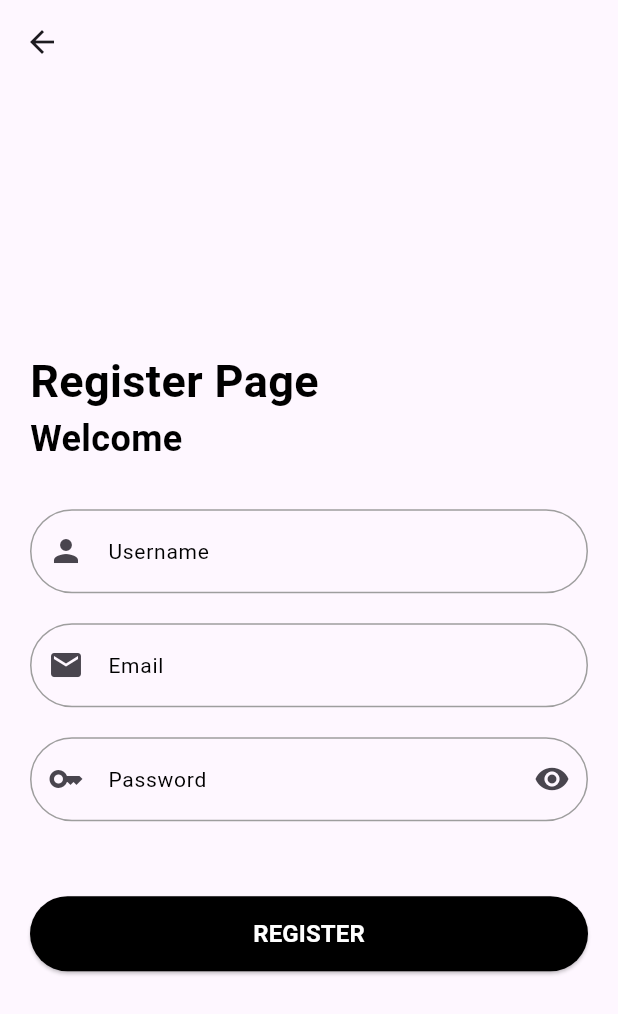
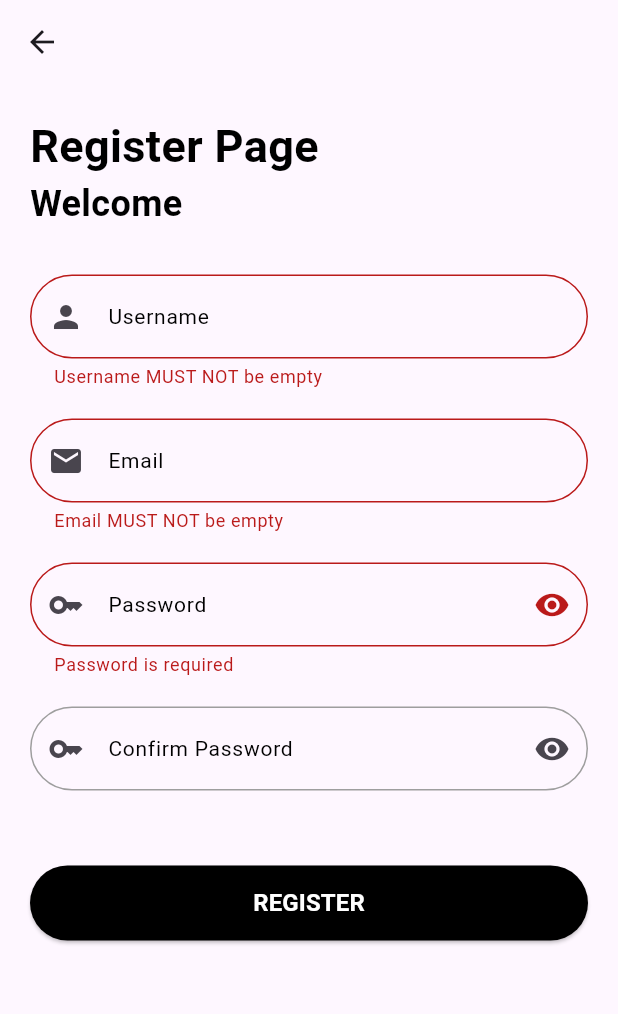
Before and after one commit to wisdomscode/realestate, a Flutter app: the RegisterPage screen opened directly, after a tap on "REGISTER", on a phone screen of 412 x 824 dp. Shown: the top 1014 px of the screen. Run offline on Flutter 3.47's test engine with Material 3 defaults, Android fonts, the phone set to English and light mode, and no system bars.

Commit message:
validation

```diff
--- a/lib/screens/auth/register_page.dart
+++ b/lib/screens/auth/register_page.dart
@@ -11,14 +11,27 @@ class RegisterPage extends StatefulWidget {
 }
 
 class _RegisterPageState extends State<RegisterPage> {
+  final GlobalKey<FormState> _formKey = GlobalKey<FormState>();
+  TextEditingController usernameController = TextEditingController();
+  TextEditingController emailController = TextEditingController();
+  TextEditingController passwordController = TextEditingController();
+
   bool isObsecured = true;
+  bool isObsecured2 = true;
 
   @override
   Widget build(BuildContext context) {
-    return Scaffold(
+    return GestureDetector(
+      onTap: () {
+        FocusScope.of(context).unfocus();
+      },
+      child: Scaffold(
         appBar: AppBar(),
-      body: Padding(
+        body: SingleChildScrollView(
+          child: Padding(
             padding: const EdgeInsets.all(20.0),
+            child: Form(
+              key: _formKey,
               child: Column(
                 mainAxisAlignment: MainAxisAlignment.center,
                 crossAxisAlignment: CrossAxisAlignment.start,
@@ -34,17 +47,50 @@ class _RegisterPageState extends State<RegisterPage> {
                     fontWeight: FontWeight.bold,
                   ),
                   const SizedBox(height: 30),
-            const CustomTextFormField(
+                  CustomTextFormField(
+                    controller: usernameController,
+                    validator: (value) {
+                      if (value!.isEmpty) {
+                        return "Username MUST NOT be empty";
+                      } else if (value.length < 2) {
+                        return "Username must be at least 2 characters";
+                      }
+                      return null;
+                    },
                     label: CustomTextWidget(text: 'Username'),
                     prefixIcon: Icon(Icons.person),
                   ),
                   const SizedBox(height: 20),
-            const CustomTextFormField(
+                  CustomTextFormField(
+                    controller: emailController,
+                    validator: (value) {
+                      if (value!.isEmpty) {
+                        return "Email MUST NOT be empty";
+                      } else if (!RegExp(r'^[\w-]+(\.[\w-]+)*@[\w-]+(\.[\w-]+)+$').hasMatch(value)) {
+                        return 'Please enter a valid email address';
+                      }
+                      return null;
+                    },
                     label: CustomTextWidget(text: 'Email'),
                     prefixIcon: Icon(Icons.email),
                   ),
                   const SizedBox(height: 20),
                   CustomTextFormField(
+                    controller: passwordController,
+                    validator: (value) {
+                      if (value!.isEmpty) {
+                        return "Password is required";
+                      } else if (value.length < 8) {
+                        return "Password must be at least 8 characters";
+                      } else if (!RegExp(r'(?=.*[A-Z])').hasMatch(value)) {
+                        return 'Password must contain at least one capital letter';
+                      } else if (!RegExp(r'(?=.*[0-9])').hasMatch(value)) {
+                        return 'Password must contain at least one number';
+                      } else if (!RegExp(r'(?=.*[!@#$%^&*(),.?":{}|<>])').hasMatch(value)) {
+                        return 'Must contain at least one special character';
+                      }
+                      return null;
+                    },
                     label: const CustomTextWidget(text: 'Password'),
                     prefixIcon: const Icon(Icons.key),
                     suffixIcon: IconButton(
@@ -57,12 +103,43 @@ class _RegisterPageState extends State<RegisterPage> {
                     ),
                     obscureText: isObsecured,
                   ),
+                  const SizedBox(height: 20),
+                  CustomTextFormField(
+                    validator: (value) => value != passwordController.text ? 'Passwords does not match' : null,
+                    // validator: (value) {
+                    //   if (value != passwordController.text) {
+                    //     return 'Passwords does not match';
+                    //   }
+                    //   return null;
+                    // },
+                    label: const CustomTextWidget(text: 'Confirm Password'),
+                    prefixIcon: const Icon(Icons.key),
+                    suffixIcon: IconButton(
+                      onPressed: () {
+                        setState(() {
+                          isObsecured2 = !isObsecured2;
+                        });
+                      },
+                      icon: isObsecured2 ? const Icon(Icons.visibility) : const Icon(Icons.visibility_off),
+                    ),
+                    obscureText: isObsecured2,
+                  ),
                   const SizedBox(height: 50),
                   CustomButtonWidget(
                     name: 'REGISTER',
-              submit: () {},
+                    submit: () {
+                      if (_formKey.currentState!.validate()) {
+                        print('Form Data are now valid');
+                        print(usernameController.text);
+                        print(emailController.text);
+                        print(passwordController.text);
+                      }
+                    },
                   ),
                 ],
+              ),
+            ),
+          ),
         ),
       ),
     );
--- a/lib/widgets/text_formfield.dart
+++ b/lib/widgets/text_formfield.dart
@@ -8,6 +8,8 @@ class CustomTextFormField extends StatelessWidget {
     this.prefixIcon,
     this.suffixIcon,
     this.obscureText = false,
+    this.validator,
+    this.controller,
   });
 
   final Widget? label;
@@ -15,10 +17,14 @@ class CustomTextFormField extends StatelessWidget {
   final Widget? prefixIcon;
   final Widget? suffixIcon;
   final bool obscureText;
+  final FormFieldValidator<String>? validator;
+  final TextEditingController? controller;
 
   @override
   Widget build(BuildContext context) {
     return TextFormField(
+      controller: controller,
+      validator: validator,
       obscureText: obscureText,
       decoration: InputDecoration(
         hintText: hintText ?? '',
```
Also changed, not shown: lib/onboarding_page.dart (+7 -5 lines), lib/screens/home_page.dart (+13 -4 lines). Lines whose indentation alone changed are shown as unchanged.
